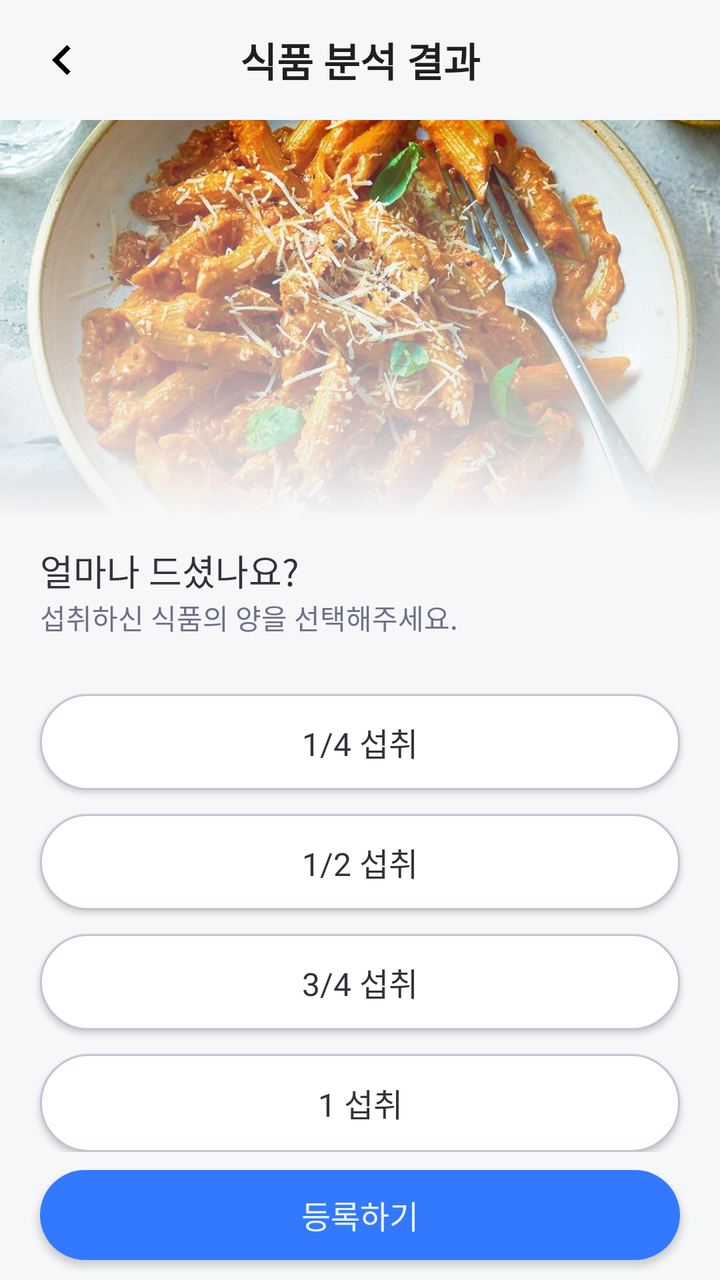
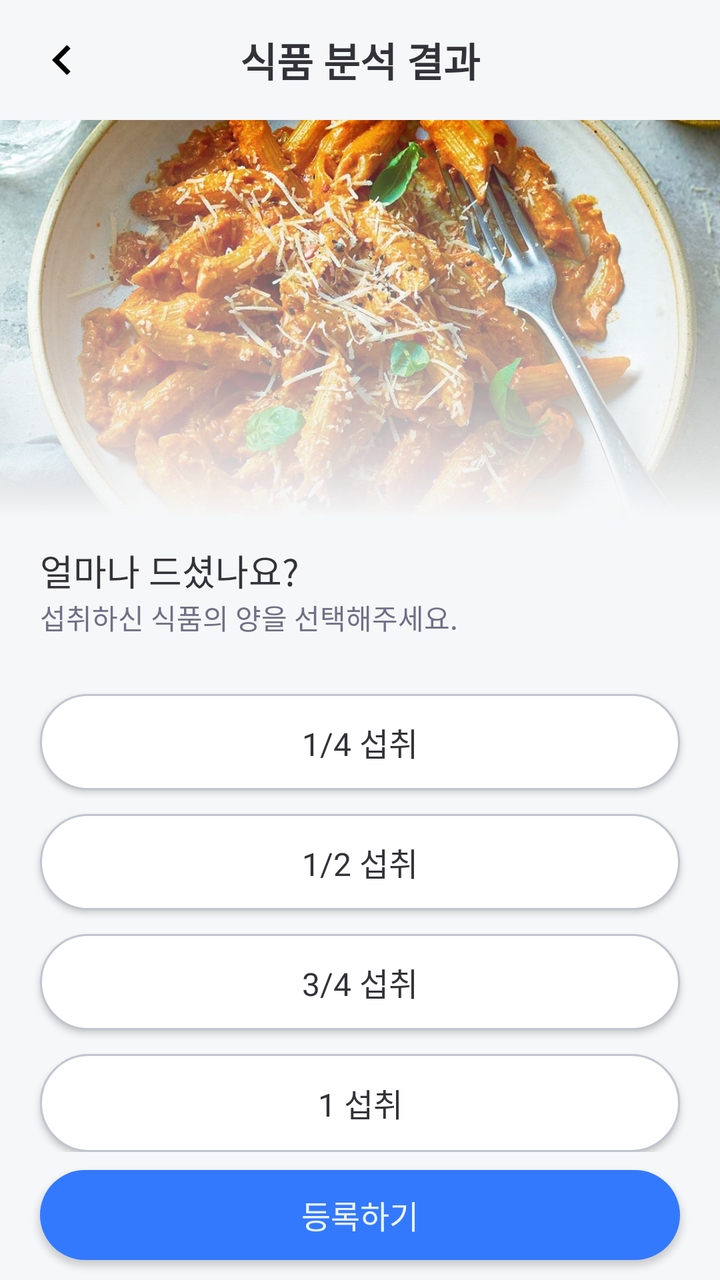

Two renders of the same Android screen: before a commit and after it. Below are the layout's source before the change and the commit's diff.
<!-- AndroidManifest.xml: application theme Theme.BeYourEyes -->
<!-- res/layout/activity_result_eat.xml -->
<?xml version="1.0" encoding="utf-8"?>
<androidx.constraintlayout.widget.ConstraintLayout xmlns:android="http://schemas.android.com/apk/res/android"
    xmlns:app="http://schemas.android.com/apk/res-auto"
    xmlns:tools="http://schemas.android.com/tools"
    android:layout_width="match_parent"
    android:layout_height="match_parent"
    android:background="@color/semi_white">

    <include
        android:id="@+id/toolbar"
        layout="@layout/toolbar"
        android:layout_width="0dp"
        android:layout_height="60dp"
        app:layout_constraintEnd_toEndOf="parent"
        app:layout_constraintStart_toStartOf="parent"
        app:popupTheme="@style/ThemeOverlay.AppCompat.Light" />

    <ScrollView
        android:id="@+id/scrollView2"
        android:layout_width="match_parent"
        android:layout_height="0dp"
        android:clipChildren="true"
        android:clipToPadding="false"
        android:paddingBottom="20dp"
        app:layout_constraintEnd_toEndOf="parent"
        app:layout_constraintStart_toStartOf="parent"
        app:layout_constraintTop_toBottomOf="@+id/toolbar">

        <LinearLayout
            android:layout_width="match_parent"
            android:layout_height="match_parent"
            android:clipChildren="true"
            android:orientation="vertical"
            android:paddingBottom="30dp">

            <FrameLayout
                android:id="@+id/frameLayout"
                android:layout_width="match_parent"
                android:layout_height="200dp">

                <ImageView
                    android:id="@+id/ImageGradient"
                    android:layout_width="match_parent"
                    android:layout_height="match_parent"
                    android:contentDescription="@string/desciption_result_image"
                    android:scaleType="centerCrop"
                    android:src="@drawable/sample_pasta" />

                <ImageView
                    android:id="@+id/ImageCaptured"
                    android:layout_width="match_parent"
                    android:layout_height="match_parent"
                    android:importantForAccessibility="no"
                    android:src="@drawable/gradient_overlay" />

            </FrameLayout>

            <TextView
                android:id="@+id/textView10"
                android:layout_width="match_parent"
                android:layout_height="wrap_content"
                android:layout_marginHorizontal="20dp"
                android:layout_marginTop="12dp"
                android:fontFamily="@font/wantedsans_bold"
                android:text="@string/result_eat_text_1"
                android:textColor="@color/athens_gray_950"
                android:textSize="18sp" />

            <TextView
                android:id="@+id/textView11"
                android:layout_width="match_parent"
                android:layout_height="wrap_content"
                android:layout_marginHorizontal="20dp"
                android:fontFamily="@font/wantedsans_semibold"
                android:text="@string/result_eat_text_2"
                android:textColor="@color/athens_gray_700"
                android:textSize="14sp" />

            <androidx.appcompat.widget.AppCompatButton
                android:id="@+id/button25"
                android:layout_width="match_parent"
                android:layout_height="wrap_content"
                android:layout_marginHorizontal="20dp"
                android:layout_marginTop="28dp"
                android:background="@drawable/shape_button_g300_24"
                android:fontFamily="@font/wantedsans_bold"
                android:text="@string/result_eat_button_25"
                android:textColor="@color/athens_gray_950"
                android:textSize="16sp" />

            <androidx.appcompat.widget.AppCompatButton
                android:id="@+id/button50"
                android:layout_width="match_parent"
                android:layout_height="wrap_content"
                android:layout_marginHorizontal="20dp"
                android:layout_marginTop="12dp"
                android:background="@drawable/shape_button_g300_24"
                android:fontFamily="@font/wantedsans_bold"
                android:text="@string/result_eat_button_50"
                android:textColor="@color/athens_gray_950"
                android:textSize="16sp" />

            <androidx.appcompat.widget.AppCompatButton
                android:id="@+id/button75"
                android:layout_width="match_parent"
                android:layout_height="wrap_content"
                android:layout_marginHorizontal="20dp"
                android:layout_marginTop="12dp"
                android:background="@drawable/shape_button_g300_24"
                android:fontFamily="@font/wantedsans_bold"
                android:text="@string/result_eat_button_75"
                android:textColor="@color/athens_gray_950"
                android:textSize="16sp" />

            <androidx.appcompat.widget.AppCompatButton
                android:id="@+id/button100"
                android:layout_width="match_parent"
                android:layout_height="49dp"
                android:layout_marginHorizontal="20dp"
                android:layout_marginTop="12dp"
                android:background="@drawable/shape_button_g300_24"
                android:fontFamily="@font/wantedsans_bold"
                android:text="@string/result_eat_button_100"
                android:textColor="@color/athens_gray_950"
                android:textSize="16sp" />

        </LinearLayout>
    </ScrollView>

    <androidx.appcompat.widget.AppCompatButton
        android:id="@+id/result_button_eat"
        android:layout_width="match_parent"
        android:layout_height="45dp"
        android:layout_margin="20dp"
        android:background="@drawable/shape_button_b500_100"
        android:fontFamily="@font/wantedsans_bold"
        android:text="@string/result_text2"
        android:textColor="@color/azure_radience_50"
        android:textSize="16sp"
        app:layout_constraintBottom_toBottomOf="parent"
        app:layout_constraintTop_toBottomOf="@+id/scrollView2"
        app:layout_constraintVertical_bias="0.859"
        tools:ignore="TouchTargetSizeCheck"
        tools:layout_editor_absoluteX="20dp" />


</androidx.constraintlayout.widget.ConstraintLayout>
<!-- res/layout/toolbar.xml (included above) -->
<?xml version="1.0" encoding="utf-8"?>
<androidx.appcompat.widget.Toolbar xmlns:android="http://schemas.android.com/apk/res/android"
    xmlns:app="http://schemas.android.com/apk/res-auto"
    android:layout_width="match_parent"
    android:layout_height="60dp"
    android:background="@color/semi_white">

    <TextView
        android:id="@+id/tv_logo"
        android:layout_width="wrap_content"
        android:layout_height="wrap_content"
        android:layout_gravity="center"
        android:text="@string/result_toolbar"
        android:textAlignment="center"
        android:textColor="@color/text_default"
        android:fontFamily="@font/wantedsans_semibold"
        android:textSize="20sp"
        android:textStyle="bold" />

    <ImageView
        android:id="@+id/goBack"
        android:layout_width="30dp"
        android:layout_height="30dp"
        android:layout_gravity="left"
        android:layout_marginRight="15dp"
        app:srcCompat="@drawable/arrow_back" />

</androidx.appcompat.widget.Toolbar>
<!-- resources referenced by this layout -->
<resources>
  <color name="athens_gray_700">#6F7086</color>
  <color name="athens_gray_950">#333239</color>
  <color name="azure_radience_50">#EEF5FF</color>
  <color name="semi_white">#F6F7F9</color>
  <color name="text_default">#1F1F1F</color>
  <!-- drawable arrow_back (drawable) -->
  <vector android:autoMirrored="true" android:height="24dp"
      android:tint="#000000" android:viewportHeight="24"
      android:viewportWidth="24" android:width="24dp" xmlns:android="http://schemas.android.com/apk/res/android">
      <path android:fillColor="@android:color/white" android:pathData="M15.41,16.59L10.83,12l4.58,-4.59L14,6l-6,6 6,6 1.41,-1.41z"/>
  </vector>
  <!-- drawable gradient_overlay (drawable) -->
  <?xml version="1.0" encoding="utf-8"?>
  <layer-list xmlns:android="http://schemas.android.com/apk/res/android">
      <item>
          <shape xmlns:android="http://schemas.android.com/apk/res/android"
              android:shape="rectangle">
              <gradient
                  android:type="linear"
                  android:angle="270"
                  android:startColor="#00FFFFFF"
                  android:endColor="@color/semi_white" />
          </shape>
      </item>
  </layer-list>
  <!-- drawable sample_pasta: jpg bitmap (drawable, 214544 bytes) -->
  <!-- drawable shape_button_b500_100 (drawable) -->
  <?xml version="1.0" encoding="utf-8"?>
  <shape xmlns:android="http://schemas.android.com/apk/res/android">
      <solid android:color="@color/azure_radience_500" /> 
      <size android:width="60dp" android:height="45dp" /> 
      <corners android:radius="100dp" /> 
  </shape>
  <!-- drawable shape_button_g300_24 (drawable) -->
  <?xml version="1.0" encoding="utf-8"?>
  <shape xmlns:android="http://schemas.android.com/apk/res/android">
      <solid android:color="@color/white" /> 
      <stroke android:color="@color/athens_gray_300" android:width="1dp"/>
      <size android:width="60dp" android:height="45dp" /> 
      <corners android:radius="100dp" /> 
  </shape>
  <string name="desciption_result_image">촬영한 식품의 이미지입니다.</string>
  <string name="result_eat_button_100">1 섭취</string>
  <string name="result_eat_button_25">1/4 섭취</string>
  <string name="result_eat_button_50">1/2 섭취</string>
  <string name="result_eat_button_75">3/4 섭취</string>
  <string name="result_eat_text_1">얼마나 드셨나요?</string>
  <string name="result_eat_text_2">섭취하신 식품의 양을 선택해주세요.</string>
  <string name="result_text2">등록하기</string>
  <string name="result_toolbar">식품 분석 결과</string>
  <style name="Theme.BeYourEyes" parent="Theme.MaterialComponents.Light.NoActionBar">
          
          <item name="colorPrimary">@color/blue_ribbon_500</item>
          <item name="colorPrimaryVariant">@color/blue_ribbon_900</item>
          <item name="colorOnPrimary">@color/semi_white</item>
          
          <item name="colorSecondary">@color/teal_200</item>
          <item name="colorSecondaryVariant">@color/teal_700</item>
          <item name="colorOnSecondary">@color/black</item>
          
          <item name="android:statusBarColor">?attr/colorOnPrimary</item>
          
      </style>
  <color name="azure_radience_500">#3379FE</color>
  <color name="white">#FFFFFF</color>
  <color name="athens_gray_300">#C1C5CF</color>
  <color name="teal_200">#FF03DAC5</color>
  <color name="teal_700">#FF018786</color>
  <color name="black">#FF000000</color>
</resources>

<!-- the commit's change to res/layout/activity_result_eat.xml (unified diff, before → after) -->
@@ -4,7 +4,7 @@
     xmlns:tools="http://schemas.android.com/tools"
     android:layout_width="match_parent"
     android:layout_height="match_parent"
-    android:background="@color/semi_white">
+    android:background="@color/gray_50">
 
     <include
         android:id="@+id/toolbar"
@@ -63,7 +63,7 @@
                 android:layout_marginTop="12dp"
                 android:fontFamily="@font/wantedsans_bold"
                 android:text="@string/result_eat_text_1"
-                android:textColor="@color/athens_gray_950"
+                android:textColor="@color/gray_950"
                 android:textSize="18sp" />
 
             <TextView
@@ -73,7 +73,7 @@
                 android:layout_marginHorizontal="20dp"
                 android:fontFamily="@font/wantedsans_semibold"
                 android:text="@string/result_eat_text_2"
-                android:textColor="@color/athens_gray_700"
+                android:textColor="@color/gray_700"
                 android:textSize="14sp" />
 
             <androidx.appcompat.widget.AppCompatButton
@@ -85,7 +85,7 @@
                 android:background="@drawable/shape_button_g300_24"
                 android:fontFamily="@font/wantedsans_bold"
                 android:text="@string/result_eat_button_25"
-                android:textColor="@color/athens_gray_950"
+                android:textColor="@color/gray_950"
                 android:textSize="16sp" />
 
             <androidx.appcompat.widget.AppCompatButton
@@ -97,7 +97,7 @@
                 android:background="@drawable/shape_button_g300_24"
                 android:fontFamily="@font/wantedsans_bold"
                 android:text="@string/result_eat_button_50"
-                android:textColor="@color/athens_gray_950"
+                android:textColor="@color/gray_950"
                 android:textSize="16sp" />
 
             <androidx.appcompat.widget.AppCompatButton
@@ -109,7 +109,7 @@
                 android:background="@drawable/shape_button_g300_24"
                 android:fontFamily="@font/wantedsans_bold"
                 android:text="@string/result_eat_button_75"
-                android:textColor="@color/athens_gray_950"
+                android:textColor="@color/gray_950"
                 android:textSize="16sp" />
 
             <androidx.appcompat.widget.AppCompatButton
@@ -121,7 +121,7 @@
                 android:background="@drawable/shape_button_g300_24"
                 android:fontFamily="@font/wantedsans_bold"
                 android:text="@string/result_eat_button_100"
-                android:textColor="@color/athens_gray_950"
+                android:textColor="@color/gray_950"
                 android:textSize="16sp" />
 
         </LinearLayout>
@@ -135,7 +135,7 @@
         android:background="@drawable/shape_button_b500_100"
         android:fontFamily="@font/wantedsans_bold"
         android:text="@string/result_text2"
-        android:textColor="@color/azure_radience_50"
+        android:textColor="@color/blue_50"
         android:textSize="16sp"
         app:layout_constraintBottom_toBottomOf="parent"
         app:layout_constraintTop_toBottomOf="@+id/scrollView2"
@@ -151,7 +151,7 @@
     xmlns:app="http://schemas.android.com/apk/res-auto"
     android:layout_width="match_parent"
     android:layout_height="60dp"
-    android:background="@color/semi_white">
+    android:background="@color/gray_50">
 
     <TextView
         android:id="@+id/tv_logo"
@@ -160,7 +160,7 @@
         android:layout_gravity="center"
         android:text="@string/result_toolbar"
         android:textAlignment="center"
-        android:textColor="@color/text_default"
+        android:textColor="@color/gray_950"
         android:fontFamily="@font/wantedsans_semibold"
         android:textSize="20sp"
         android:textStyle="bold" />
<!-- resource entries referenced after the edit -->
@@ -1,10 +1,9 @@
 <!-- resources referenced by this layout -->
 <resources>
-  <color name="athens_gray_700">#6F7086</color>
-  <color name="athens_gray_950">#333239</color>
-  <color name="azure_radience_50">#EEF5FF</color>
-  <color name="semi_white">#F6F7F9</color>
-  <color name="text_default">#1F1F1F</color>
+  <color name="blue_50">#EEF5FF</color>
+  <color name="gray_50">#F6F7F8</color>
+  <color name="gray_700">#6F7086</color>
+  <color name="gray_950">#333239</color>
   <!-- drawable arrow_back (drawable) -->
   <vector android:autoMirrored="true" android:height="24dp"
       android:tint="#000000" android:viewportHeight="24"
@@ -21,7 +20,7 @@
                   android:type="linear"
                   android:angle="270"
                   android:startColor="#00FFFFFF"
-                  android:endColor="@color/semi_white" />
+                  android:endColor="@color/gray_50" />
           </shape>
       </item>
   </layer-list>
@@ -29,7 +28,7 @@
   <!-- drawable shape_button_b500_100 (drawable) -->
   <?xml version="1.0" encoding="utf-8"?>
   <shape xmlns:android="http://schemas.android.com/apk/res/android">
-      <solid android:color="@color/azure_radience_500" /> 
+      <solid android:color="@color/blue_500" /> 
       <size android:width="60dp" android:height="45dp" /> 
       <corners android:radius="100dp" /> 
   </shape>
@@ -37,7 +36,7 @@
   <?xml version="1.0" encoding="utf-8"?>
   <shape xmlns:android="http://schemas.android.com/apk/res/android">
       <solid android:color="@color/white" /> 
-      <stroke android:color="@color/athens_gray_300" android:width="1dp"/>
+      <stroke android:color="@color/gray_300" android:width="1dp"/>
       <size android:width="60dp" android:height="45dp" /> 
       <corners android:radius="100dp" /> 
   </shape>
@@ -52,9 +51,9 @@
   <string name="result_toolbar">식품 분석 결과</string>
   <style name="Theme.BeYourEyes" parent="Theme.MaterialComponents.Light.NoActionBar">
           
-          <item name="colorPrimary">@color/blue_ribbon_500</item>
-          <item name="colorPrimaryVariant">@color/blue_ribbon_900</item>
-          <item name="colorOnPrimary">@color/semi_white</item>
+          <item name="colorPrimary">@color/blue_500</item>
+          <item name="colorPrimaryVariant">@color/blue_900</item>
+          <item name="colorOnPrimary">@color/gray_50</item>
           
           <item name="colorSecondary">@color/teal_200</item>
           <item name="colorSecondaryVariant">@color/teal_700</item>
@@ -63,9 +62,10 @@
           <item name="android:statusBarColor">?attr/colorOnPrimary</item>
           
       </style>
-  <color name="azure_radience_500">#3379FE</color>
+  <color name="blue_500">#3379FE</color>
   <color name="white">#FFFFFF</color>
-  <color name="athens_gray_300">#C1C5CF</color>
+  <color name="gray_300">#C1C5CF</color>
+  <color name="blue_900">#19348F</color>
   <color name="teal_200">#FF03DAC5</color>
   <color name="teal_700">#FF018786</color>
   <color name="black">#FF000000</color>
